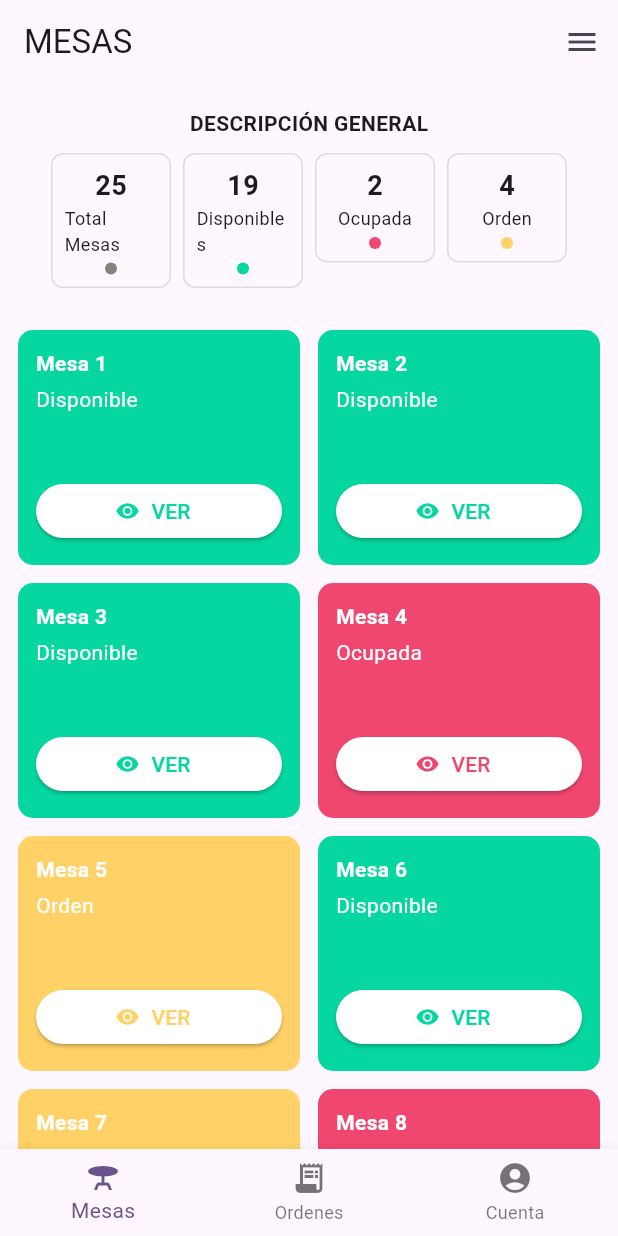
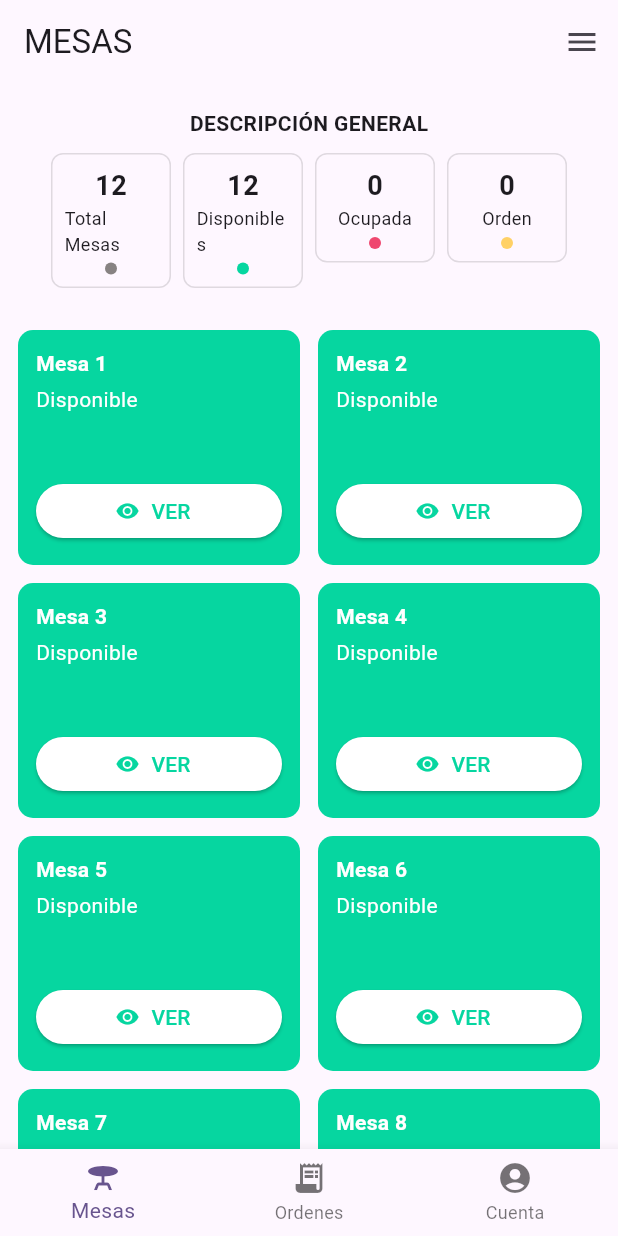
Before and after one commit to Bela1810/SmartDinner, a Flutter app: the screen it shows after launch, on a phone screen of 412 x 824 dp. Run offline on Flutter 3.47's test engine with Material 3 defaults, Android fonts, the phone set to English and light mode, and no system bars.

Commit message:
New functions

```diff
--- a/lib/main.dart
+++ b/lib/main.dart
@@ -12,6 +12,7 @@ class MyApp extends StatelessWidget {
   Widget build(BuildContext context) {
     return MaterialApp(
       title: 'Flutter Demo',
+      debugShowCheckedModeBanner: false,
       theme: ThemeData(
         colorScheme: ColorScheme.fromSeed(seedColor: Colors.deepPurple),
         useMaterial3: true,
--- a/lib/ui/screens/table_screen/table_screen.dart
+++ b/lib/ui/screens/table_screen/table_screen.dart
@@ -1,19 +1,38 @@
-
-
 import 'package:flutter/material.dart';
 
-class TableScreen extends StatelessWidget {
+class TableScreen extends StatefulWidget {
+  const TableScreen({super.key});
 
-  final List<Map<String, String>> mesas = [
+  @override
+  _TableScreenState createState() => _TableScreenState();
+}
+
+class _TableScreenState extends State<TableScreen> {
+  List<Map<String, String>> mesas = [
     {"nombre": "Mesa 1", "estado": "Disponible"},
     {"nombre": "Mesa 2", "estado": "Disponible"},
     {"nombre": "Mesa 3", "estado": "Disponible"},
-    {"nombre": "Mesa 4", "estado": "Ocupada"},
-    {"nombre": "Mesa 5", "estado": "Orden"},
+    {"nombre": "Mesa 4", "estado": "Disponible"},
+    {"nombre": "Mesa 5", "estado": "Disponible"},
     {"nombre": "Mesa 6", "estado": "Disponible"},
-    {"nombre": "Mesa 7", "estado": "Orden"},
-    {"nombre": "Mesa 8", "estado": "Ocupada"},
+    {"nombre": "Mesa 7", "estado": "Disponible"},
+    {"nombre": "Mesa 8", "estado": "Disponible"},
+    {"nombre": "Mesa 9", "estado": "Disponible"},
+    {"nombre": "Mesa 10", "estado": "Disponible"},
+    {"nombre": "Mesa 11", "estado": "Disponible"},
+    {"nombre": "Mesa 12", "estado": "Disponible"},
   ];
+
+  final List<String> estados = ['Disponible', 'Orden', 'Ocupada'];
+
+  void cambiarEstado(int index) {
+    final estadoActual = mesas[index]['estado']!;
+    final siguienteEstadoIndex =
+        (estados.indexOf(estadoActual) + 1) % estados.length;
+    setState(() {
+      mesas[index]['estado'] = estados[siguienteEstadoIndex];
+    });
+  }
 
   Color getColor(String estado) {
     switch (estado) {
@@ -47,15 +66,29 @@ class TableScreen extends StatelessWidget {
             padding: EdgeInsets.symmetric(vertical: 16),
             child: Column(
               children: [
-                Text('DESCRIPCIÓN GENERAL', style: TextStyle(fontWeight: FontWeight.bold)),
+                Text('DESCRIPCIÓN GENERAL',
+                    style: TextStyle(fontWeight: FontWeight.bold)),
                 SizedBox(height: 10),
                 Wrap(
                   spacing: 8,
                   children: [
-                    _buildSummaryBox('25', 'Total Mesas', Color(0xFF878282)),
-                    _buildSummaryBox('19', 'Disponibles', Color(0XFF06D6A0)),
-                    _buildSummaryBox('2', 'Ocupada', Color(0XFFEF476F)),
-                    _buildSummaryBox('4', 'Orden', Color(0XFFFFD166)),
+                    _buildSummaryBox(
+                        '${mesas.length}', 'Total Mesas', Color(0xFF878282)),
+                    _buildSummaryBox(
+                      '${mesas.where((m) => m["estado"] == "Disponible").length}',
+                      'Disponibles',
+                      Color(0XFF06D6A0),
+                    ),
+                    _buildSummaryBox(
+                      '${mesas.where((m) => m["estado"] == "Ocupada").length}',
+                      'Ocupada',
+                      Color(0XFFEF476F),
+                    ),
+                    _buildSummaryBox(
+                      '${mesas.where((m) => m["estado"] == "Orden").length}',
+                      'Orden',
+                      Color(0XFFFFD166),
+                    ),
                   ],
                 ),
               ],
@@ -83,12 +116,15 @@ class TableScreen extends StatelessWidget {
                   child: Column(
                     crossAxisAlignment: CrossAxisAlignment.start,
                     children: [
-                      Text(mesa["nombre"]!, style: TextStyle(color: Colors.white, fontWeight: FontWeight.bold)),
+                      Text(mesa["nombre"]!,
+                          style: TextStyle(
+                              color: Colors.white,
+                              fontWeight: FontWeight.bold)),
                       SizedBox(height: 4),
                       Text(estado, style: TextStyle(color: Colors.white)),
                       Spacer(),
                       ElevatedButton.icon(
-                        onPressed: () {},
+                        onPressed: () => cambiarEstado(index),
                         icon: Icon(getIcon(estado), size: 16),
                         label: Text("VER"),
                         style: ElevatedButton.styleFrom(
@@ -109,8 +145,10 @@ class TableScreen extends StatelessWidget {
         currentIndex: 0,
         items: [
           BottomNavigationBarItem(icon: Icon(Icons.table_bar), label: 'Mesas'),
-          BottomNavigationBarItem(icon: Icon(Icons.receipt_long), label: 'Ordenes'),
-          BottomNavigationBarItem(icon: Icon(Icons.account_circle), label: 'Cuenta'),
+          BottomNavigationBarItem(
+              icon: Icon(Icons.receipt_long), label: 'Ordenes'),
+          BottomNavigationBarItem(
+              icon: Icon(Icons.account_circle), label: 'Cuenta'),
         ],
       ),
     );
@@ -126,7 +164,8 @@ class TableScreen extends StatelessWidget {
       ),
       child: Column(
         children: [
-          Text(value, style: TextStyle(fontSize: 18, fontWeight: FontWeight.bold)),
+          Text(value,
+              style: TextStyle(fontSize: 18, fontWeight: FontWeight.bold)),
           Text(label, style: TextStyle(fontSize: 12)),
           SizedBox(height: 4),
           CircleAvatar(radius: 4, backgroundColor: color),
```
Also changed, not shown: 13 other files.
